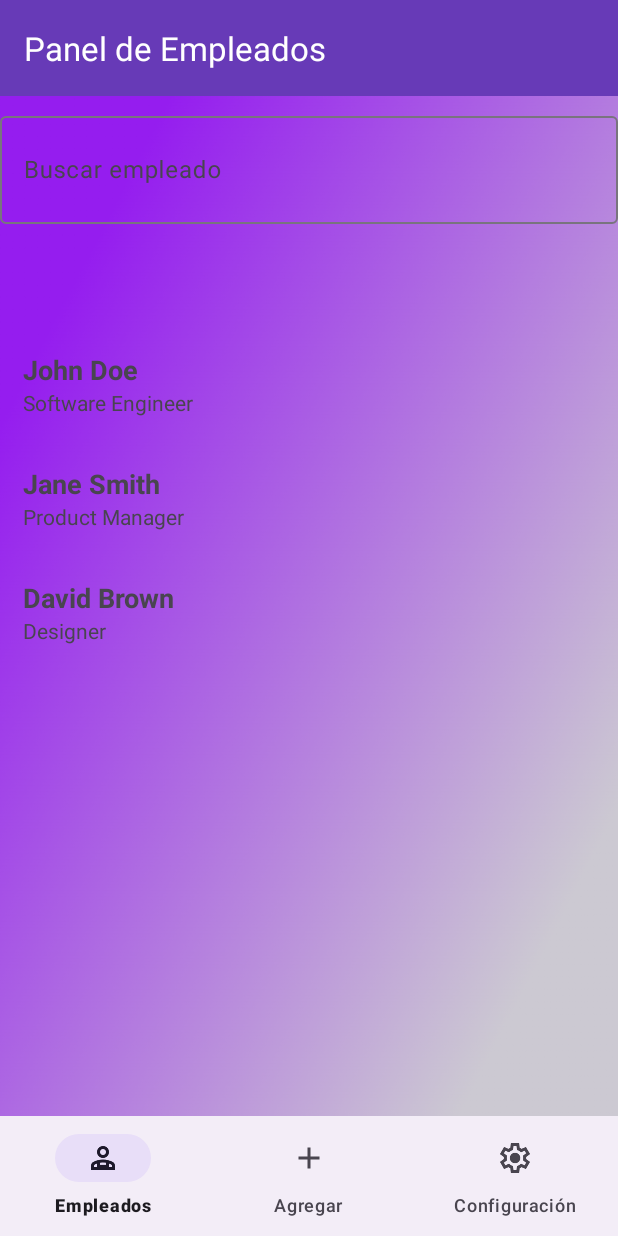
After one commit to dannyedison75/panel-control-asistencia-empleados-movil, an Android app: the EmployeePanelActivity screen opened directly, with no data from a screen before it, on a phone screen of 412 x 824 dp. The commit adds this screen. Run offline under Robolectric (Android 15) with nearby library versions, the phone set to English and light mode, and no system bars.

Commit message:
creacion menu y vista principal

```diff
--- /dev/null
+++ b/app/src/main/java/com/example/panel_control_asistencia_empleados_movil/Employee.java
@@ -0,0 +1,19 @@
+package com.example.panel_control_asistencia_empleados_movil;
+
+public class Employee {
+    private String name;
+    private String position;
+
+    public Employee(String name, String position) {
+        this.name = name;
+        this.position = position;
+    }
+
+    public String getName() {
+        return name;
+    }
+
+    public String getPosition() {
+        return position;
+    }
+}
--- /dev/null
+++ b/app/src/main/java/com/example/panel_control_asistencia_empleados_movil/EmployeeAdapter.java
@@ -0,0 +1,74 @@
+package com.example.panel_control_asistencia_empleados_movil;
+
+import android.view.LayoutInflater;
+import android.view.View;
+import android.view.ViewGroup;
+import android.widget.TextView;
+
+import androidx.annotation.NonNull;
+import androidx.recyclerview.widget.RecyclerView;
+
+import java.util.ArrayList;
+import java.util.List;
+
+public class EmployeeAdapter extends RecyclerView.Adapter<EmployeeAdapter.EmployeeViewHolder> {
+
+    private List<Employee> employees = new ArrayList<>();
+    private EmployeePanelActivity activity;
+
+    public EmployeeAdapter(EmployeePanelActivity activity) {
+        this.activity = activity;
+    }
+
+    // Método para agregar empleados a la lista (de momento, datos de ejemplo)
+    public void setEmployees(List<Employee> employees) {
+        this.employees = employees;
+        notifyDataSetChanged();
+    }
+
+    @NonNull
+    @Override
+    public EmployeeViewHolder onCreateViewHolder(@NonNull ViewGroup parent, int viewType) {
+        View view = LayoutInflater.from(parent.getContext())
+                .inflate(R.layout.employee_item, parent, false);
+        return new EmployeeViewHolder(view);
+    }
+
+    @Override
+    public void onBindViewHolder(@NonNull EmployeeViewHolder holder, int position) {
+        Employee employee = employees.get(position);
+        holder.nameTextView.setText(employee.getName());
+        holder.positionTextView.setText(employee.getPosition());
+    }
+
+    @Override
+    public int getItemCount() {
+        return employees.size();
+    }
+
+    public void filter(String text) {
+        // Aquí debes implementar la lógica para filtrar la lista de empleados
+        // según el texto de búsqueda.
+        // Por ejemplo:
+        List<Employee> filteredList = new ArrayList<>();
+        for (Employee employee : employees) {
+            if (employee.getName().toLowerCase().contains(text.toLowerCase()) ||
+                    employee.getPosition().toLowerCase().contains(text.toLowerCase())) {
+                filteredList.add(employee);
+            }
+        }
+        this.employees = filteredList;
+        notifyDataSetChanged();
+    }
+
+    public static class EmployeeViewHolder extends RecyclerView.ViewHolder {
+        public TextView nameTextView;
+        public TextView positionTextView;
+
+        public EmployeeViewHolder(View itemView) {
+            super(itemView);
+            nameTextView = itemView.findViewById(R.id.employeeName);
+            positionTextView = itemView.findViewById(R.id.employeePosition);
+        }
+    }
+}
--- /dev/null
+++ b/app/src/main/java/com/example/panel_control_asistencia_empleados_movil/EmployeePanelActivity.java
@@ -0,0 +1,106 @@
+package com.example.panel_control_asistencia_empleados_movil;
+
+import android.content.Intent;
+import android.os.Bundle;
+import android.text.Editable;
+import android.text.TextWatcher;
+import android.view.MenuItem;
+
+import androidx.annotation.NonNull;
+import androidx.appcompat.widget.Toolbar;
+
+import androidx.activity.EdgeToEdge;
+import androidx.appcompat.app.AppCompatActivity;
+import androidx.core.graphics.Insets;
+import androidx.core.view.ViewCompat;
+import androidx.core.view.WindowInsetsCompat;
+import androidx.recyclerview.widget.LinearLayoutManager;
+import androidx.recyclerview.widget.RecyclerView;
+
+import com.google.android.material.bottomnavigation.BottomNavigationView;
+import com.google.android.material.navigation.NavigationBarView;
+import com.google.android.material.textfield.TextInputEditText;
+
+import java.util.ArrayList;
+import java.util.List;
+
+public class EmployeePanelActivity extends AppCompatActivity {
+
+    private Toolbar toolbar;
+    private RecyclerView recyclerView;
+    private BottomNavigationView bottomNavigationView;
+    private TextInputEditText searchEditText;
+    private EmployeeAdapter employeeAdapter;
+
+    private static final int MENU_ITEM_EMPLOYEES = R.id.menu_item_employees;
+    private static final int MENU_ITEM_ADD = R.id.menu_item_add;
+    private static final int MENU_ITEM_CONFIG = R.id.menu_item_config;
+
+
+    @Override
+    protected void onCreate(Bundle savedInstanceState) {
+        super.onCreate(savedInstanceState);
+        setContentView(R.layout.activity_employee_panel);
+
+        // Inicializar Toolbar
+        toolbar = findViewById(R.id.toolbar);
+        setSupportActionBar(toolbar);
+
+        // Inicializar RecyclerView
+        recyclerView = findViewById(R.id.recyclerView);
+        recyclerView.setLayoutManager(new LinearLayoutManager(this));
+        employeeAdapter = new EmployeeAdapter(this); // Crea el adaptador
+        recyclerView.setAdapter(employeeAdapter);
+
+        // Inicializar BottomNavigationView
+        bottomNavigationView = findViewById(R.id.bottomNavigationView);
+        bottomNavigationView.setOnItemSelectedListener(new NavigationBarView.OnItemSelectedListener() {
+            @Override
+            public boolean onNavigationItemSelected(@NonNull MenuItem item) {
+                if (item.getItemId() == MENU_ITEM_EMPLOYEES) {
+                    // Acciones para la vista de empleados
+                    Intent intentEmployees = new Intent(EmployeePanelActivity.this, EmployeeListActivity.class);
+                    startActivity(intentEmployees);
+                } else if (item.getItemId() == MENU_ITEM_ADD) {
+                    // Acciones para la vista de agregar empleados
+                    Intent intentAdd = new Intent(EmployeePanelActivity.this, AddEmployeeActivity.class);
+                    startActivity(intentAdd);
+                } else if (item.getItemId() == MENU_ITEM_CONFIG) {
+                    // Acciones para la vista de configuración
+                    Intent intentConfig = new Intent(EmployeePanelActivity.this, ConfigActivity.class);
+                    startActivity(intentConfig);
+                }
+                return true; // Regresa "true" para indicar que el elemento se seleccionó
+            }
+        });
+
+        // Inicializar el campo de búsqueda
+        searchEditText = findViewById(R.id.searchEditText);
+        searchEditText.addTextChangedListener(new TextWatcher() {
+            @Override
+            public void beforeTextChanged(CharSequence s, int start, int count, int after) {
+                // No se necesita ninguna acción aquí
+            }
+
+            @Override
+            public void onTextChanged(CharSequence s, int start, int before, int count) {
+                // No se necesita ninguna acción aquí
+            }
+
+            @Override
+            public void afterTextChanged(Editable s) {
+                // Filtrar los datos del adaptador
+                String searchQuery = s.toString();
+                employeeAdapter.filter(searchQuery);
+            }
+        });
+
+        // Agregar datos de muestra a la lista
+        List<Employee> employees = new ArrayList<>();
+        employees.add(new Employee("John Doe", "Software Engineer"));
+        employees.add(new Employee("Jane Smith", "Product Manager"));
+        employees.add(new Employee("David Brown", "Designer"));
+        employeeAdapter.setEmployees(employees);
+
+    }
+}
--- a/app/src/main/java/com/example/panel_control_asistencia_empleados_movil/LoginActivity.java
+++ b/app/src/main/java/com/example/panel_control_asistencia_empleados_movil/LoginActivity.java
@@ -72,7 +72,7 @@ public class LoginActivity extends AppCompatActivity {
             Toast.makeText(LoginActivity.this, "Ingreso exitoso", Toast.LENGTH_SHORT).show();
 
             // Crear un Intent para redirigir al usuario a la pantalla inicio
-                Intent intent = new Intent(LoginActivity.this, InicioActivity.class);
+            Intent intent = new Intent(LoginActivity.this, EmployeePanelActivity.class); // Aquí cambias a MainActivity
             startActivity(intent); // Iniciar la nueva actividad
 
             // Finalizar la actividad actual para que no se pueda volver al login
--- /dev/null
+++ b/app/src/main/res/layout/activity_employee_panel.xml
@@ -0,0 +1,53 @@
+<?xml version="1.0" encoding="utf-8"?>
+<androidx.constraintlayout.widget.ConstraintLayout
+    xmlns:android="http://schemas.android.com/apk/res/android"
+    xmlns:app="http://schemas.android.com/apk/res-auto"
+    xmlns:tools="http://schemas.android.com/tools"
+    android:layout_width="match_parent"
+    android:layout_height="match_parent"
+    android:background="@drawable/fondo">
+
+    <androidx.appcompat.widget.Toolbar
+        android:id="@+id/toolbar"
+        android:layout_width="match_parent"
+        android:layout_height="?attr/actionBarSize"
+        android:background="@color/purple_dark"
+        android:theme="@style/ThemeOverlay.AppCompat.ActionBar"
+        app:layout_constraintTop_toTopOf="parent"
+        app:title="Panel de Empleados"
+        app:titleTextColor="@android:color/white" />
+
+    <androidx.recyclerview.widget.RecyclerView
+        android:id="@+id/recyclerView"
+        android:layout_width="413dp"
+        android:layout_height="451dp"
+        app:layout_constraintBottom_toTopOf="@id/bottomNavigationView"
+        app:layout_constraintEnd_toEndOf="parent"
+        app:layout_constraintHorizontal_bias="1.0"
+        app:layout_constraintStart_toStartOf="parent"
+        app:layout_constraintTop_toTopOf="@+id/toolbar"
+        app:layout_constraintVertical_bias="0.745" />
+
+    <com.google.android.material.bottomnavigation.BottomNavigationView
+        android:id="@+id/bottomNavigationView"
+        android:layout_width="match_parent"
+        android:layout_height="wrap_content"
+        app:menu="@menu/bottom_nav_menu"
+        app:layout_constraintBottom_toBottomOf="parent" />
+
+    <com.google.android.material.textfield.TextInputLayout
+        android:id="@+id/searchTextInputLayout"
+        android:layout_width="match_parent"
+        android:layout_height="wrap_content"
+        android:layout_marginTop="8dp"
+        app:layout_constraintTop_toBottomOf="@id/toolbar"
+        app:layout_constraintStart_toStartOf="parent"
+        app:layout_constraintEnd_toEndOf="parent">
+
+        <com.google.android.material.textfield.TextInputEditText
+            android:id="@+id/searchEditText"
+            android:layout_width="match_parent"
+            android:layout_height="72dp"
+            android:hint="Buscar empleado" />
+    </com.google.android.material.textfield.TextInputLayout>
+</androidx.constraintlayout.widget.ConstraintLayout>
--- /dev/null
+++ b/app/src/main/res/layout/employee_item.xml
@@ -0,0 +1,20 @@
+<?xml version="1.0" encoding="utf-8"?>
+<LinearLayout xmlns:android="http://schemas.android.com/apk/res/android"
+    android:layout_width="match_parent"
+    android:layout_height="wrap_content"
+    android:orientation="vertical"
+    android:padding="16dp">
+
+    <TextView
+        android:id="@+id/employeeName"
+        android:layout_width="wrap_content"
+        android:layout_height="wrap_content"
+        android:textSize="18sp"
+        android:textStyle="bold" />
+
+    <TextView
+        android:id="@+id/employeePosition"
+        android:layout_width="wrap_content"
+        android:layout_height="wrap_content" />
+
+</LinearLayout>
--- /dev/null
+++ b/app/src/main/res/menu/bottom_nav_menu.xml
@@ -0,0 +1,15 @@
+<?xml version="1.0" encoding="utf-8"?>
+<menu xmlns:android="http://schemas.android.com/apk/res/android">
+    <item
+        android:id="@+id/menu_item_employees"
+        android:title="Empleados"
+        android:icon="@drawable/person" />
+    <item
+        android:id="@+id/menu_item_add"
+        android:title="Agregar"
+        android:icon="@drawable/add" />
+    <item
+        android:id="@+id/menu_item_config"
+        android:title="Configuración"
+        android:icon="@drawable/settings" />
+</menu>
--- a/app/src/main/res/values/colors.xml
+++ b/app/src/main/res/values/colors.xml
@@ -2,4 +2,9 @@
 <resources>
     <color name="black">#FF000000</color>
     <color name="white">#FFFFFFFF</color>
+    <color name="purple_dark">#673AB7</color>
+    <color name="purple_dark_intense">#4527A0</color>
+    <color name="purple_dark_light">#9C27B0</color>
+    <color name="purple_dark_red">#8E24AA</color>
+    <color name="purple_dark_grayish">#6A1B9A</color>
 </resources>
```
Also changed, not shown: app/src/main/AndroidManifest.xml (+12 -0 lines), app/src/main/java/com/example/panel_control_asistencia_empleados_movil/AddEmployeeActivity.java (added, +24 -0 lines), app/src/main/java/com/example/panel_control_asistencia_empleados_movil/ConfigActivity.java (added, +24 -0 lines), app/src/main/java/com/example/panel_control_asistencia_empleados_movil/EmployeeListActivity.java (added, +24 -0 lines), app/src/main/res/layout/activity_add_employee.xml (added, +10 -0 lines), app/src/main/res/layout/activity_config.xml (added, +10 -0 lines), app/src/main/res/layout/activity_employee_list.xml (added, +10 -0 lines), app/src/main/res/drawable/add.png (added), app/src/main/res/drawable/person.png (added), app/src/main/res/drawable/settings.png (added). Lines whose indentation alone changed are shown as unchanged.
